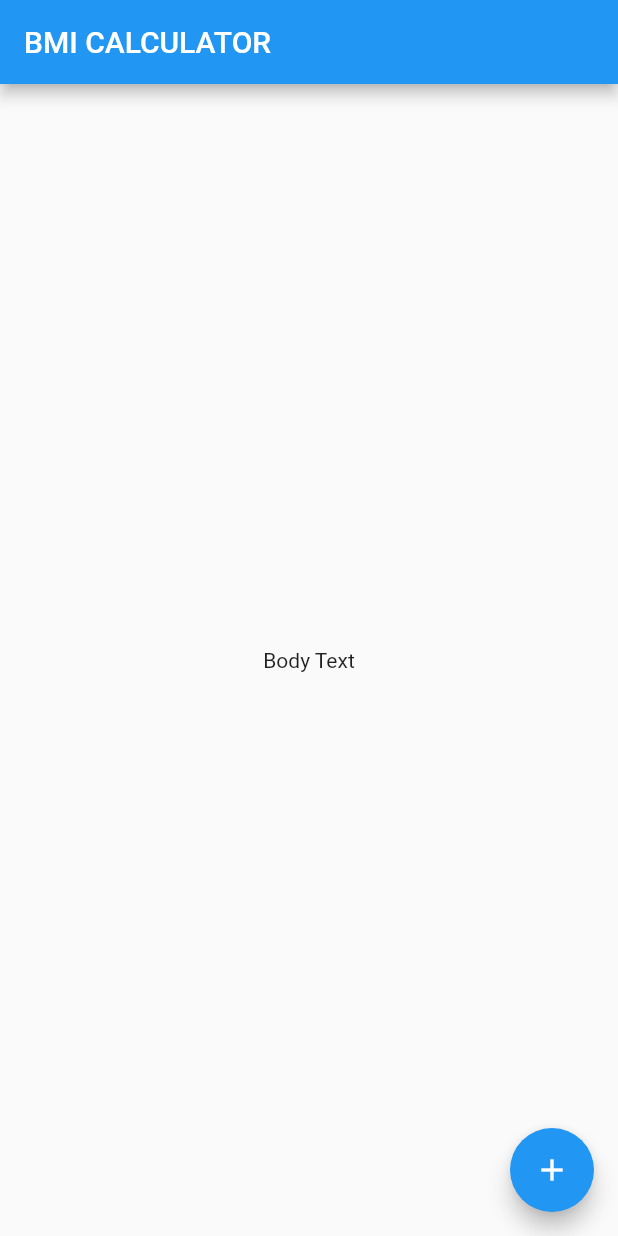
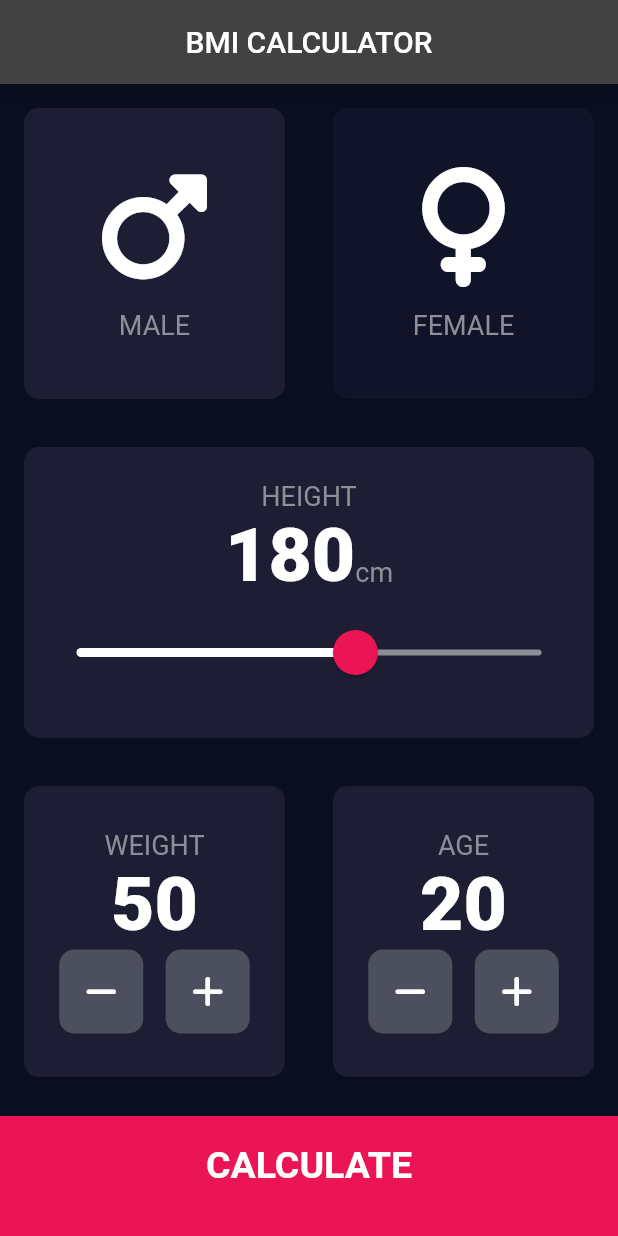
Before and after one commit to HeratUni-CS/bmi-calculator-abdulrouf98338, a Flutter app: the screen it shows after launch, on a phone screen of 412 x 824 dp. Run offline on Flutter 3.47's test engine with Material 2 defaults, Android fonts, the phone set to English and light mode, and no system bars; our stand-ins replace font_awesome_flutter.

Commit message:
Add files via upload

```diff
--- /dev/null
+++ b/lib/BottomContainer_Button.dart
@@ -0,0 +1,28 @@
+import 'package:flutter/material.dart';
+import '../constants.dart';
+
+class BottomContainer extends StatelessWidget {
+  final String text;
+  final VoidCallback? onTap;
+
+  BottomContainer({required this.text, required this.onTap});
+  @override
+  Widget build(BuildContext context) {
+    return GestureDetector(
+      onTap: onTap,
+      child: Container(
+        color: kbottomContainerColor,
+        margin: EdgeInsets.only(top: 10.0),
+        width: double.infinity,
+        height: kbottomContainerHeight,
+        padding: EdgeInsets.only(bottom: 15.0),
+        child: Center(
+          child: Text(
+            text,
+            style: klargeBottomButtonTextStyle,
+          ),
+        ),
+      ),
+    );
+  }
+}
--- /dev/null
+++ b/lib/Icon_Content.dart
@@ -0,0 +1,31 @@
+import 'package:flutter/material.dart';
+import 'constants.dart';
+
+const sizedBox = SizedBox(
+  height: 15.0,
+);
+
+const iconSize = 80.0;
+
+class IconContent extends StatelessWidget {
+  final IconData myicon;
+  final String text;
+  IconContent({required this.myicon, required this.text});
+  @override
+  Widget build(BuildContext context) {
+    return Column(
+      mainAxisAlignment: MainAxisAlignment.center,
+      children: [
+        Icon(
+          myicon,
+          size: iconSize,
+        ),
+        sizedBox,
+        Text(
+          text,
+          style: klabelTextStyle,
+        ),
+      ],
+    );
+  }
+}
--- /dev/null
+++ b/lib/Reusable_Bg.dart
@@ -0,0 +1,21 @@
+import 'package:flutter/material.dart';
+
+
+class ReusableBg extends StatelessWidget {
+  // ignore: non_constant_identifier_names
+  ReusableBg({required this.colour, required this.cardChild}); //remove required
+  final Color colour;
+  final Widget cardChild;
+
+  @override
+  Widget build(BuildContext context) {
+    return Container(
+      child: cardChild,
+      margin: EdgeInsets.all(16.0),
+      decoration: BoxDecoration(
+        color: colour,
+        borderRadius: BorderRadius.circular(10.0),
+      ),
+    );
+  }
+}
--- /dev/null
+++ b/lib/RoundIcon_Button.dart
@@ -0,0 +1,22 @@
+import 'package:flutter/material.dart';
+
+class RoundIconButton extends StatelessWidget {
+  final IconData icon;
+  final VoidCallback? onPressed;
+
+  RoundIconButton({required this.icon, required this.onPressed});
+  @override
+  Widget build(BuildContext context) {
+    return RawMaterialButton(
+      child: Icon(icon),
+      constraints: BoxConstraints.tightFor(
+        width: 56.0,
+        height: 56.0,
+      ),
+      elevation: 0.0,
+      onPressed: onPressed,
+      shape: RoundedRectangleBorder(borderRadius: BorderRadius.circular(10.0)),
+      fillColor: Color(0xFF4C4F5E),
+    );
+  }
+}
--- /dev/null
+++ b/lib/calculator_brain.dart
@@ -0,0 +1,42 @@
+import 'dart:math';
+import 'package:flutter/material.dart';
+
+class Calculate {
+  Calculate({required this.height, required this.weight});
+  final int height;
+  final int weight;
+  double _bmi = 0;
+  Color _textColor = Color(0xFF24D876);
+  String result() {
+    _bmi = (weight / pow(height / 100, 2));
+    return _bmi.toStringAsFixed(1);
+  }
+
+  String getText() {
+    if (_bmi >= 25) {
+      return 'OVERWEIGHT';
+    } else if (_bmi > 18.5) {
+      return 'NORMAL';
+    } else {
+      return 'UNDERWEIGHT';
+    }
+  }
+
+  String getAdvise() {
+    if (_bmi >= 25) {
+      return 'You have a more than normal body weight.\n Try to do more Exercise';
+    } else if (_bmi > 18.5) {
+      return 'You have a normal body weight.\nGood job!';
+    } else {
+      return 'You have a lower than normal body weight.\n Try to eat more';
+    }
+  }
+
+  Color getTextColor() {
+    if (_bmi >= 25 || _bmi <= 18.5) {
+      return Colors.deepOrangeAccent;
+    } else {
+      return Color(0xFF24D876);
+    }
+  }
+}
--- /dev/null
+++ b/lib/constants.dart
@@ -0,0 +1,37 @@
+import 'package:flutter/material.dart';
+
+const kactiveCardColor = Color(0xFF1D1E33);
+const kinactiveCardColor = Color(0xFF111328);
+const ksliderInactiveColor = Color(0xFF8D8E98);
+const kbottomContainerHeight = 80.0;
+const kbottomContainerColor = Color(0xFFEB1555);
+const klabelTextStyle = TextStyle(
+  fontSize: 18.0,
+  color: Color(0xFF8D8E98),
+);
+const kDigitTextStyle = TextStyle(
+  fontSize: 50,
+  fontWeight: FontWeight.w900,
+);
+const klargeBottomButtonTextStyle = TextStyle(
+  fontWeight: FontWeight.bold,
+  color: Colors.white,
+  fontSize: 25.0,
+);
+const ktitleTextStyle = TextStyle(
+  fontSize: 50.0,
+  fontWeight: FontWeight.bold,
+);
+const kResultTextStyle = TextStyle(
+  color: Color(0xFF24D876),
+  fontSize: 27.0,
+  fontWeight: FontWeight.bold,
+);
+
+const kBMITextStyle = TextStyle(
+  fontSize: 100.0,
+  fontWeight: FontWeight.bold,
+);
+const kBodyTextStyle = TextStyle(
+  fontSize: 22,
+);
--- /dev/null
+++ b/lib/input_page.dart
@@ -0,0 +1,251 @@
+import 'package:flutter/cupertino.dart';
+import 'package:flutter/material.dart';
+import 'package:font_awesome_flutter/font_awesome_flutter.dart';
+import 'Icon_Content.dart';
+import 'Reusable_Bg.dart';
+import 'RoundIcon_Button.dart';
+import 'constants.dart';
+import 'Results_Page.dart';
+import 'BottomContainer_Button.dart';
+import 'calculator_brain.dart';
+
+// ignore: must_be_immutable
+class InputPage extends StatefulWidget {
+  @override
+  _InputPageState createState() => _InputPageState();
+}
+
+//ENUMERATION : The action of establishing number of something , implicit way
+enum Gender {
+  male,
+  female,
+}
+
+class _InputPageState extends State<InputPage> {
+  //by default male will be selected
+
+  late Gender selectedGender = Gender.male;
+  int height = 180;
+  int weight = 50;
+  int age = 20;
+  @override
+  Widget build(BuildContext context) {
+    return Scaffold(
+      appBar: AppBar(
+        title: Center(
+          child: Text('BMI CALCULATOR'),
+        ),
+      ),
+      body: Column(
+        crossAxisAlignment: CrossAxisAlignment.stretch,
+        children: [
+          Expanded(
+            child: Row(
+              children: [
+                Expanded(
+                  child: GestureDetector(
+                    onTap: () {
+                      setState(() {
+                        selectedGender = Gender.male;
+                      });
+                    },
+                    child: ReusableBg(
+                      colour: selectedGender == Gender.male
+                          ? kactiveCardColor
+                          : kinactiveCardColor,
+                      cardChild: IconContent(
+                          myicon: FontAwesomeIcons.mars, text: 'MALE'),
+                    ),
+                  ),
+                ),
+                Expanded(
+                  child: GestureDetector(
+                    onTap: () {
+                      setState(() {
+                        selectedGender = Gender.female;
+                      });
+                    },
+                    child: ReusableBg(
+                      colour: selectedGender == Gender.female
+                          ? kactiveCardColor
+                          : kinactiveCardColor,
+                      cardChild: IconContent(
+                          myicon: FontAwesomeIcons.venus, text: 'FEMALE'),
+                    ),
+                  ),
+                ),
+              ],
+            ),
+          ),
+          Expanded(
+            child: ReusableBg(
+              colour: kactiveCardColor,
+              cardChild: Column(
+                mainAxisAlignment: MainAxisAlignment.center,
+                children: [
+                  Text(
+                    'HEIGHT',
+                    style: klabelTextStyle,
+                  ),
+                  Row(
+                    mainAxisAlignment: MainAxisAlignment.center,
+                    crossAxisAlignment: CrossAxisAlignment.baseline,
+                    textBaseline: TextBaseline.alphabetic,
+                    children: [
+                      Text(
+                        height.toString(),
+                        style: kDigitTextStyle,
+                      ),
+                      Text(
+                        'cm',
+                        style: klabelTextStyle,
+                      ),
+                    ],
+                  ),
+                  SliderTheme(
+                    data: SliderTheme.of(context).copyWith(
+                      activeTrackColor: Colors.white,
+                      inactiveTrackColor: ksliderInactiveColor,
+                      thumbColor: Color(0xFFEB1555),
+                      overlayColor: Color(0x29EB1555),
+                      thumbShape:
+                          RoundSliderThumbShape(enabledThumbRadius: 15.0),
+                      overlayShape:
+                          RoundSliderOverlayShape(overlayRadius: 35.0),
+                    ),
+                    child: Slider(
+                      value: height.toDouble(),
+                      min: 120,
+                      max: 220,
+                      onChanged: (double newValue) {
+                        setState(() {
+                          height = newValue.round();
+                        });
+                      },
+                    ),
+                  ),
+                ],
+              ),
+            ),
+          ),
+          Expanded(
+            child: Row(
+              children: [
+                Expanded(
+                  child: ReusableBg(
+                    colour: kactiveCardColor,
+                    cardChild: Column(
+                      mainAxisAlignment: MainAxisAlignment.center,
+                      children: [
+                        Text(
+                          'WEIGHT',
+                          style: klabelTextStyle,
+                        ),
+                        Text(
+                          weight.toString(),
+                          style: kDigitTextStyle,
+                        ),
+                        Row(
+                          mainAxisAlignment: MainAxisAlignment.center,
+                          children: [
+                            RoundIconButton(
+                              icon: FontAwesomeIcons.minus,
+                              onPressed: () {
+                                setState(() {
+                                  weight--;
+                                });
+                              },
+                            ),
+                            SizedBox(
+                              width: 15.0,
+                            ),
+                            RoundIconButton(
+                              icon: FontAwesomeIcons.plus,
+                              onPressed: () {
+                                setState(() {
+                                  weight++;
+                                });
+                              },
+                            ),
+                          ],
+                        ),
+                      ],
+                    ),
+                  ),
+                ),
+                Expanded(
+                  child: ReusableBg(
+                    colour: kactiveCardColor,
+                    cardChild: Column(
+                      mainAxisAlignment: MainAxisAlignment.center,
+                      children: [
+                        Text(
+                          'AGE',
+                          style: klabelTextStyle,
+                        ),
+                        Text(
+                          age.toString(),
+                          style: kDigitTextStyle,
+                        ),
+                        Row(
+                          mainAxisAlignment: MainAxisAlignment.center,
+                          children: [
+                            RoundIconButton(
+                              icon: FontAwesomeIcons.minus,
+                              onPressed: () {
+                                setState(() {
+                                  age--;
+                                });
+                              },
+                            ),
+                            SizedBox(width: 15.0),
+                            RoundIconButton(
+                              icon: FontAwesomeIcons.plus,
+                              onPressed: () {
+                                setState(() {
+                                  age++;
+                                });
+                              },
+                            ),
+                          ],
+                        ),
+                      ],
+                    ),
+                  ),
+                ),
+              ],
+            ),
+          ),
+          BottomContainer(
+            text: 'CALCULATE',
+            onTap: () {
+              Calculate calc = Calculate(height: height, weight: weight);
+
+              Navigator.push(
+                context,
+                MaterialPageRoute(
+                  builder: (context) => ResultPage(
+                    bmi: calc.result(),
+                    resultText: calc.getText(),
+                    advise: calc.getAdvise(),
+                    textColor: calc.getTextColor(),
+                  ),
+                ),
+              );
+            },
+          ),
+        ],
+      ),
+
+      // floatingActionButton: FloatingActionButton(
+      //   onPressed: () {},
+      //   child: Icon(
+      //     Icons.favorite,
+      //     color: Colors.pink,
+      //     size: 23.0,
+      //   ),
+      //   backgroundColor: kactiveCardColor,
+      // ),
+    );
+  }
+}
--- a/lib/main.dart
+++ b/lib/main.dart
@@ -1,35 +1,17 @@
 import 'package:flutter/material.dart';
+import 'input_page.dart';
 
-void main() => runApp(BMICalculator());
+void main() => runApp(MyApp());
 
-class BMICalculator extends StatelessWidget {
+class MyApp extends StatelessWidget {
   @override
   Widget build(BuildContext context) {
     return MaterialApp(
+      theme: ThemeData.dark().copyWith(
+        primaryColor: Color(0xFF0A0E21),
+        scaffoldBackgroundColor: Color(0xFF0A0E21),
+      ),
       home: InputPage(),
     );
   }
 }
-
-class InputPage extends StatefulWidget {
-  @override
-  State<InputPage> createState() => _InputPageState();
-}
-
-class _InputPageState extends State<InputPage> {
-  @override
-  Widget build(BuildContext context) {
-    return Scaffold(
-      appBar: AppBar(
-        title: Text('BMI CALCULATOR'),
-      ),
-      body: Center(
-        child: Text('Body Text'),
-      ),
-      floatingActionButton: FloatingActionButton(
-        onPressed: () {},
-        child: Icon(Icons.add),
-      ),
-    );
-  }
-}
```
Also changed, not shown: lib/Results_Page.dart (added, +105 -0 lines).
